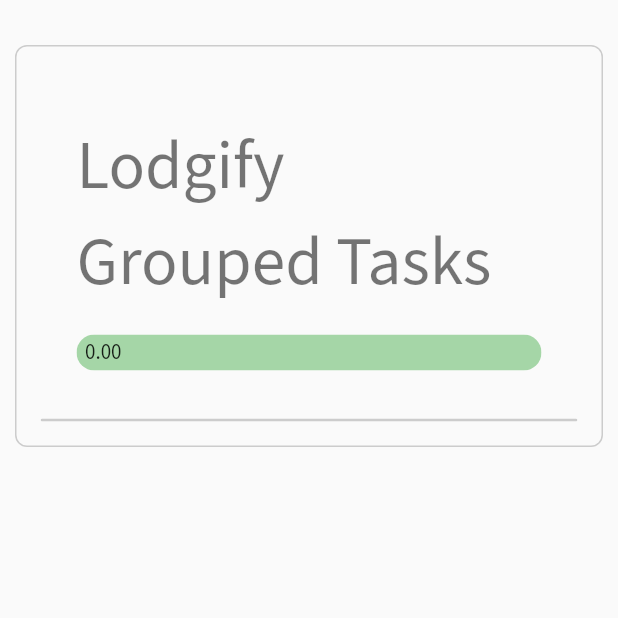
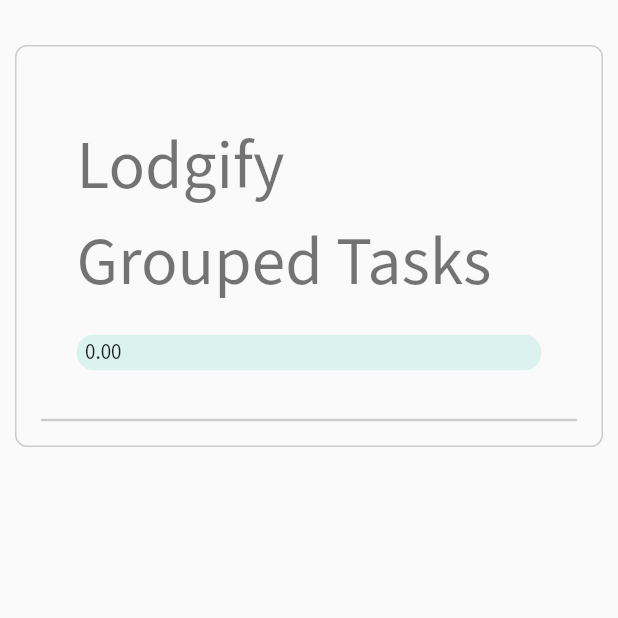
Before and after one commit to najibghadri/lodgify, a Flutter app: the screen it shows after launch, on a phone screen of 412 x 824 dp, the top half of it. Run offline on Flutter 3.47's test engine with Material 2 defaults, Android fonts, the light colour scheme and no system bars; our stand-ins replace flutter_hooks, freezed_annotation, google_fonts; network calls fail.

Commit message:
add font icons, add material color swatch

```diff
--- a/grouped_tasks/lib/ui/components/progress_bar.dart
+++ b/grouped_tasks/lib/ui/components/progress_bar.dart
@@ -38,6 +38,7 @@
             children: [
               LinearProgressIndicator(
                 value: animation.value,
+                backgroundColor: Theme.of(context).primaryColor.withAlpha(32),
                 minHeight: height,
               ),
               LayoutBuilder(
--- a/grouped_tasks/lib/ui/icons/lodgify_icons_icons.dart
+++ b/grouped_tasks/lib/ui/icons/lodgify_icons_icons.dart
@@ -23,4 +23,6 @@
 
   static const IconData booking_features = IconData(0xe800, fontFamily: _kFontFam, fontPackage: _kFontPkg);
   static const IconData booking_ok = IconData(0xe801, fontFamily: _kFontFam, fontPackage: _kFontPkg);
+  static const IconData arrow_line_up = IconData(0xe802, fontFamily: _kFontFam, fontPackage: _kFontPkg);
+  static const IconData arrow_line_down = IconData(0xe803, fontFamily: _kFontFam, fontPackage: _kFontPkg);
 }
--- a/lib/app.dart
+++ b/lib/app.dart
@@ -1,6 +1,7 @@
 import 'package:flutter/material.dart';
 import 'package:google_fonts/google_fonts.dart';
 import 'package:lodgify/ui/accordion_page.dart';
+import 'package:lodgify/ui/theme.dart';
 
 class App extends StatelessWidget {
   const App({Key? key}) : super(key: key);
@@ -10,7 +11,7 @@
     return MaterialApp(
       title: 'Logdify',
       theme: ThemeData(
-        primarySwatch: Colors.green,
+        primarySwatch: createMaterialColor(const Color(0xFF00B797)),
         textTheme:
             GoogleFonts.sourceSansProTextTheme(), // prod: use local assets
       ),
--- a/lib/ui/theme.dart
+++ b/lib/ui/theme.dart
@@ -7,6 +7,26 @@
   static const Color border = Color(0xFFCCCCCC);
   static const Color notification = Color(0xFFC5EDFF);
   static final messageInputgrayColor = Colors.grey.shade100;
+}
+
+MaterialColor createMaterialColor(Color color) {
+  List strengths = <double>[.05];
+  Map<int, Color> swatch = {};
+  final int r = color.red, g = color.green, b = color.blue;
+
+  for (int i = 1; i < 10; i++) {
+    strengths.add(0.1 * i);
+  }
+  for (var strength in strengths) {
+    final double ds = 0.5 - strength;
+    swatch[(strength * 1000).round()] = Color.fromRGBO(
+      r + ((ds < 0 ? r : (255 - r)) * ds).round(),
+      g + ((ds < 0 ? g : (255 - g)) * ds).round(),
+      b + ((ds < 0 ? b : (255 - b)) * ds).round(),
+      1,
+    );
+  }
+  return MaterialColor(color.value, swatch);
 }
 
 class LodgifyConstants {
```
Also changed, not shown: fluttericon_config/config.json (+28 -0 lines), grouped_tasks/lib/ui/components/expandable_task_group.dart (+11 -1 lines), assets/LodgifyIcons.ttf.
